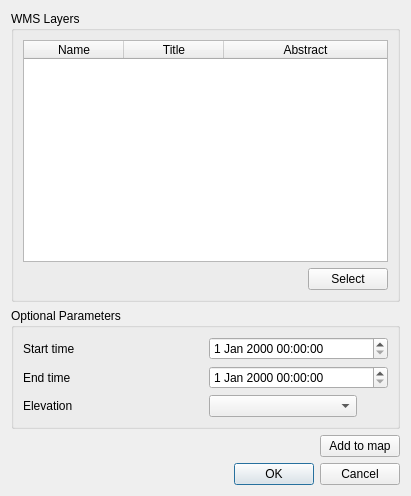
GispoCoding/FMI2QGIS, file FMI2QGIS/resources/ui/wms_dialog.ui: the form before one commit.
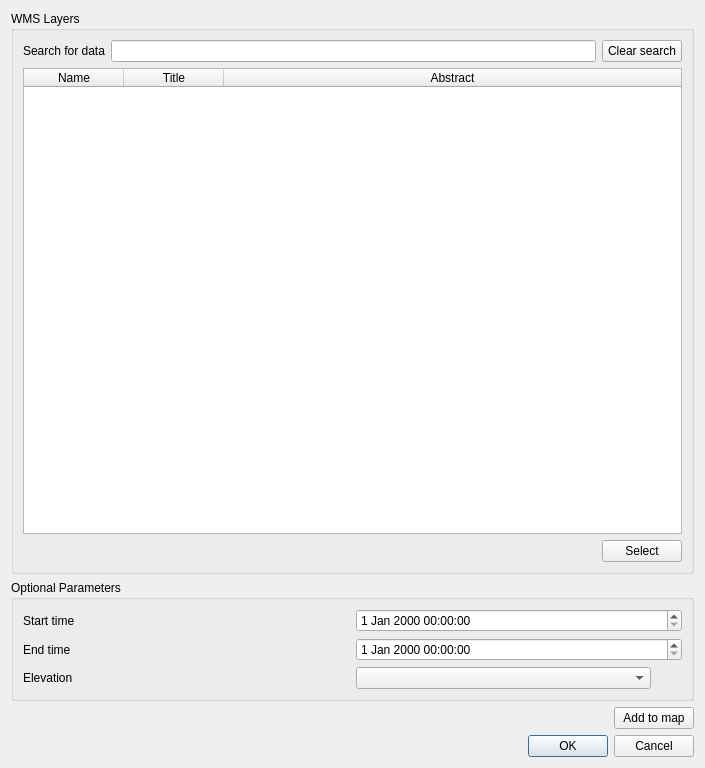
The form after the commit. Custom widgets are drawn as their Qt base class.

Commit message: extend search for wms and wfs

The edit to the form file:
```diff
--- a/FMI2QGIS/resources/ui/wms_dialog.ui
+++ b/FMI2QGIS/resources/ui/wms_dialog.ui
@@ -9,8 +9,8 @@
    <rect>
     <x>0</x>
     <y>0</y>
-    <width>411</width>
-    <height>496</height>
+    <width>705</width>
+    <height>768</height>
    </rect>
   </property>
   <property name="windowTitle">
@@ -25,6 +25,31 @@
         <string>WMS Layers</string>
        </property>
        <layout class="QVBoxLayout" name="verticalLayout">
+        <item>
+         <layout class="QHBoxLayout" name="horizontalLayout_2">
+          <item>
+           <widget class="QLabel" name="label_4">
+            <property name="text">
+             <string>Search for data</string>
+            </property>
+           </widget>
+          </item>
+          <item>
+           <widget class="QgsFilterLineEdit" name="ln_ed_wms_search">
+            <property name="qgisRelation" stdset="0">
+             <string notr="true"/>
+            </property>
+           </widget>
+          </item>
+          <item>
+           <widget class="QPushButton" name="btn_clear_wms_search">
+            <property name="text">
+             <string>Clear search</string>
+            </property>
+           </widget>
+          </item>
+         </layout>
+        </item>
         <item>
          <layout class="QHBoxLayout" name="horizontalLayout_3"/>
         </item>
@@ -208,6 +233,11 @@
    <extends>QDateTimeEdit</extends>
    <header>qgsdatetimeedit.h</header>
   </customwidget>
+  <customwidget>
+   <class>QgsFilterLineEdit</class>
+   <extends>QLineEdit</extends>
+   <header>qgsfilterlineedit.h</header>
+  </customwidget>
  </customwidgets>
  <resources/>
  <connections>
```
The commit also changes 2 other files.
